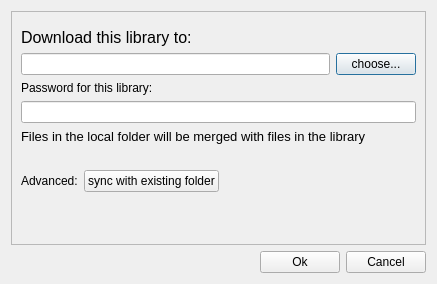
haiwen/seafile-client, file ui/download-repo-dialog.ui: the form before one commit.
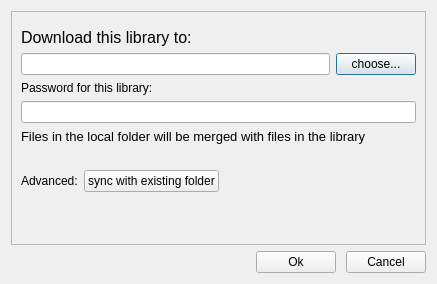
The form after the commit.

Commit message: improve dialog buttons spacing

Diff of the .ui file:
```diff
--- a/ui/download-repo-dialog.ui
+++ b/ui/download-repo-dialog.ui
@@ -217,6 +217,9 @@
    </item>
    <item>
     <layout class="QHBoxLayout" name="horizontalLayout">
+     <property name="spacing">
+      <number>10</number>
+     </property>
      <item>
       <spacer name="horizontalSpacer">
        <property name="orientation">
```
The commit also changes 3 other files.
